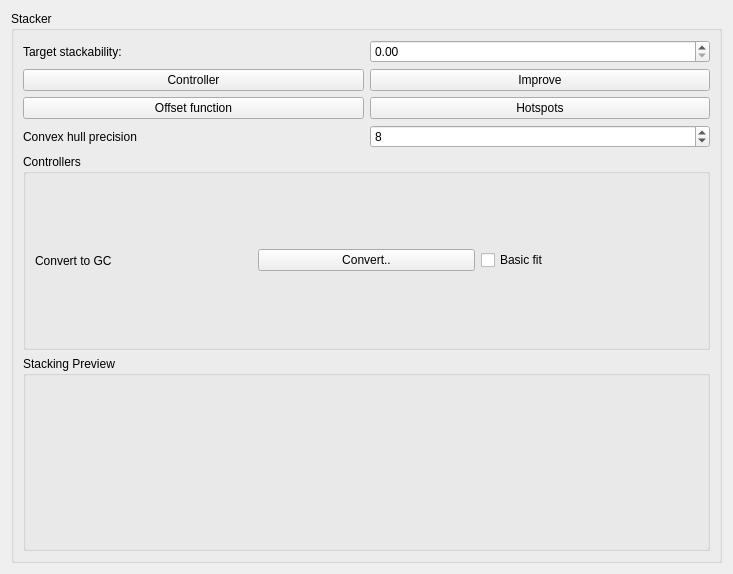
This is Stacker/StackerWidget.ui in HonghuaLi/stacker as Qt 5 draws it before an edit. The edited form follows.
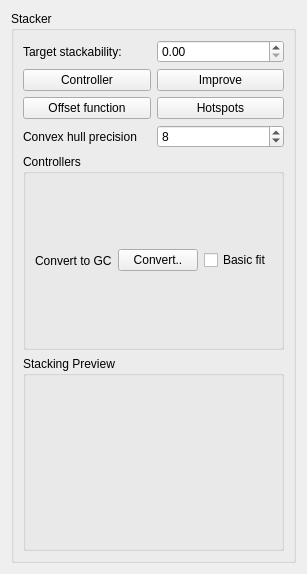
This is the edited form.

Patch:
```diff
--- a/Stacker/StackerWidget.ui
+++ b/Stacker/StackerWidget.ui
@@ -6,10 +6,22 @@
    <rect>
     <x>0</x>
     <y>0</y>
-    <width>733</width>
+    <width>274</width>
     <height>574</height>
    </rect>
   </property>
+  <property name="sizePolicy">
+   <sizepolicy hsizetype="Minimum" vsizetype="Preferred">
+    <horstretch>0</horstretch>
+    <verstretch>0</verstretch>
+   </sizepolicy>
+  </property>
+  <property name="maximumSize">
+   <size>
+    <width>274</width>
+    <height>16777215</height>
+   </size>
+  </property>
   <property name="windowTitle">
    <string>Form</string>
   </property>
```
Left out of the diff: 1 changed line with no effect on the pictures.
